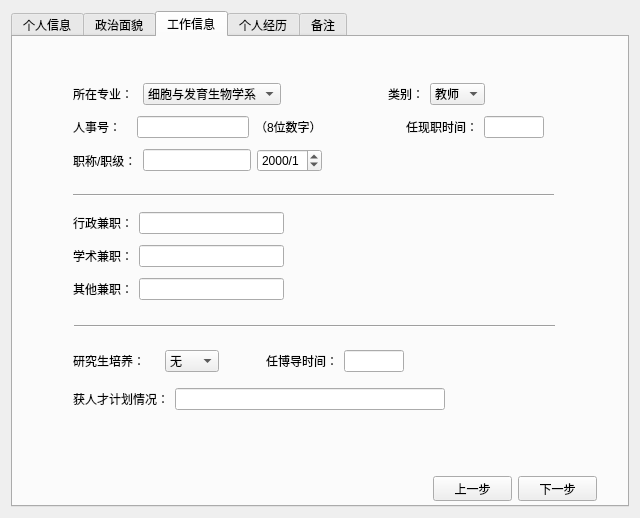
First picture: the form in addteacherinfodialog.ui, repository faellsa/teachersmanagement, before the edit.
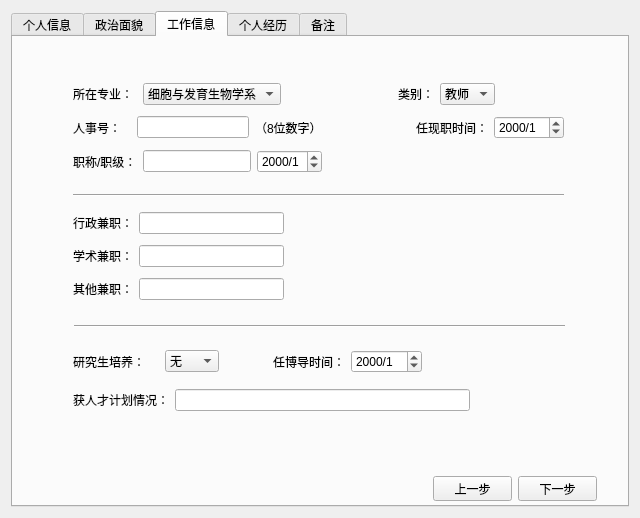
Second picture: the form after the edit. The open tabs and pages were chosen to show the change.

The edit to the form file:
```diff
--- a/addteacherinfodialog.ui
+++ b/addteacherinfodialog.ui
@@ -435,7 +435,7 @@
         <rect>
          <x>60</x>
          <y>150</y>
-         <width>481</width>
+         <width>491</width>
          <height>16</height>
         </rect>
        </property>
@@ -448,7 +448,7 @@
         <rect>
          <x>61</x>
          <y>281</y>
-         <width>481</width>
+         <width>491</width>
          <height>16</height>
         </rect>
        </property>
@@ -461,7 +461,7 @@
         <rect>
          <x>60</x>
          <y>41</y>
-         <width>471</width>
+         <width>491</width>
          <height>101</height>
         </rect>
        </property>
@@ -663,19 +663,16 @@
            </widget>
           </item>
           <item>
-           <widget class="QLineEdit" name="m_CurrentPositionTime">
-            <property name="minimumSize">
-             <size>
-              <width>0</width>
-              <height>0</height>
-             </size>
-            </property>
+           <widget class="QDateEdit" name="m_CurrentPositionTime">
             <property name="maximumSize">
              <size>
-              <width>60</width>
+              <width>70</width>
               <height>16777215</height>
              </size>
             </property>
+            <property name="displayFormat">
+             <string>yyyy/M</string>
+            </property>
            </widget>
           </item>
          </layout>
@@ -800,7 +797,7 @@
         <rect>
          <x>60</x>
          <y>303</y>
-         <width>372</width>
+         <width>397</width>
          <height>81</height>
         </rect>
        </property>
@@ -860,12 +857,9 @@
              </widget>
             </item>
             <item>
-             <widget class="QLineEdit" name="m_TeacherTime">
-              <property name="maximumSize">
-               <size>
-                <width>60</width>
-                <height>16777215</height>
-               </size>
+             <widget class="QDateEdit" name="m_TeacherTime">
+              <property name="displayFormat">
+               <string>yyyy/M</string>
               </property>
              </widget>
             </item>
```
Left out of the diff: 2 changed lines with no effect on the pictures.
